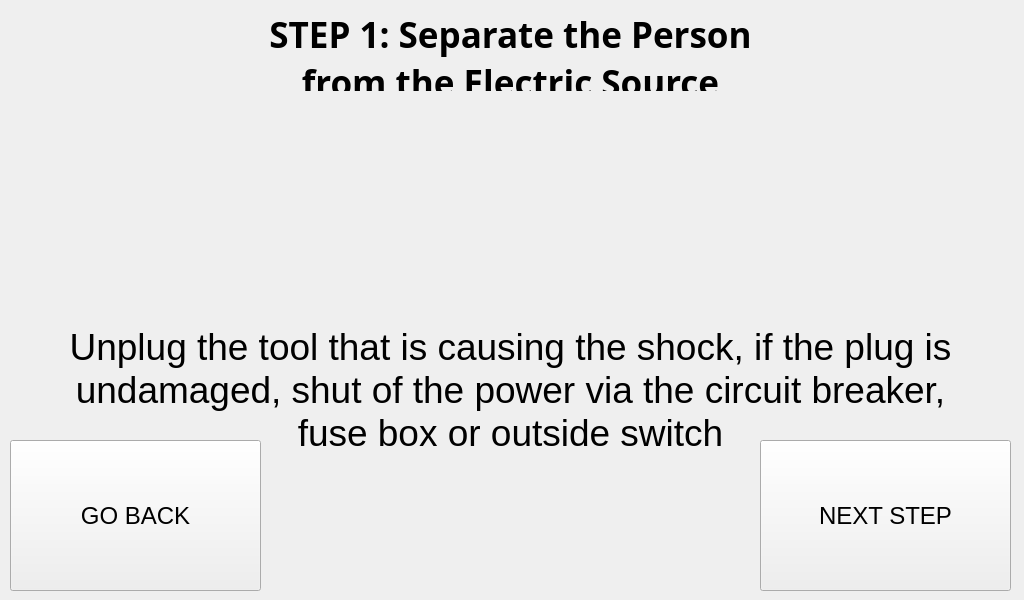
Qt form RASPI/injuries/electric_shock_step_1.ui (Pwersa/Medical-Cabinet) before a commit.
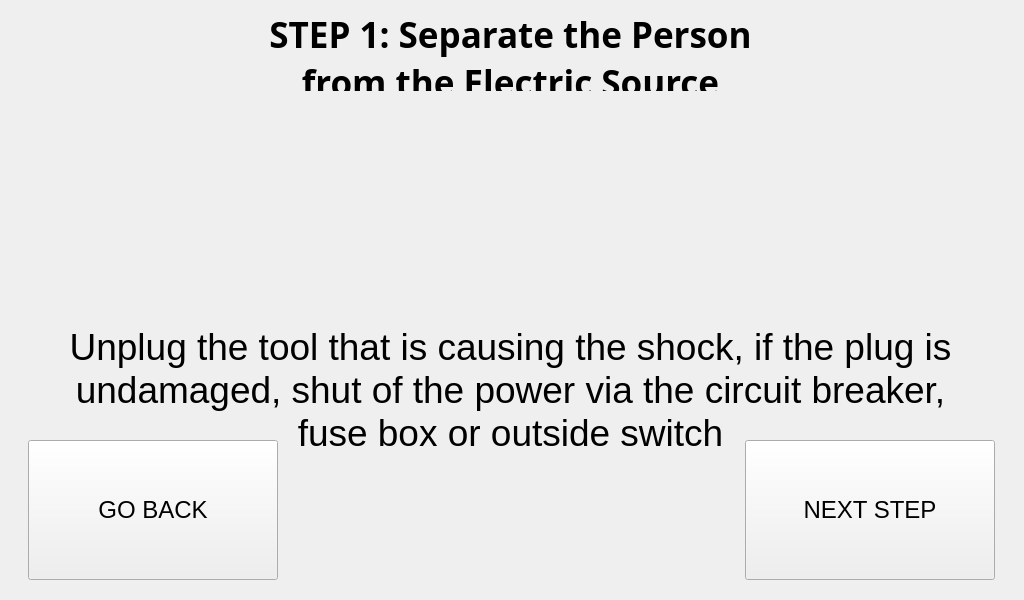
The same form after that commit.

```diff
--- a/RASPI/injuries/electric_shock_step_1.ui
+++ b/RASPI/injuries/electric_shock_step_1.ui
@@ -110,12 +110,24 @@
    <widget class="QPushButton" name="next_step_button">
     <property name="geometry">
      <rect>
-      <x>760</x>
+      <x>745</x>
       <y>440</y>
-      <width>251</width>
-      <height>151</height>
+      <width>250</width>
+      <height>140</height>
      </rect>
     </property>
+    <property name="minimumSize">
+     <size>
+      <width>250</width>
+      <height>140</height>
+     </size>
+    </property>
+    <property name="maximumSize">
+     <size>
+      <width>250</width>
+      <height>140</height>
+     </size>
+    </property>
     <property name="font">
      <font>
       <pointsize>18</pointsize>
@@ -131,12 +143,24 @@
    <widget class="QPushButton" name="go_back_button">
     <property name="geometry">
      <rect>
-      <x>10</x>
+      <x>28</x>
       <y>440</y>
-      <width>251</width>
-      <height>151</height>
+      <width>250</width>
+      <height>140</height>
      </rect>
     </property>
+    <property name="minimumSize">
+     <size>
+      <width>250</width>
+      <height>140</height>
+     </size>
+    </property>
+    <property name="maximumSize">
+     <size>
+      <width>250</width>
+      <height>140</height>
+     </size>
+    </property>
     <property name="font">
      <font>
       <pointsize>18</pointsize>
```
